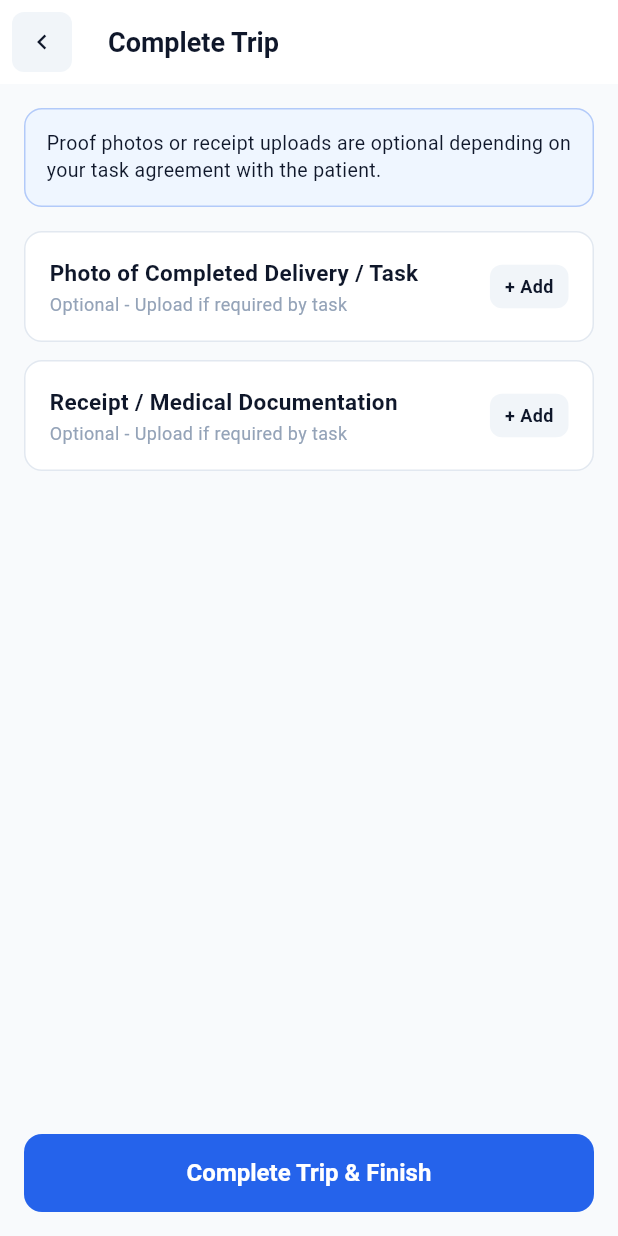
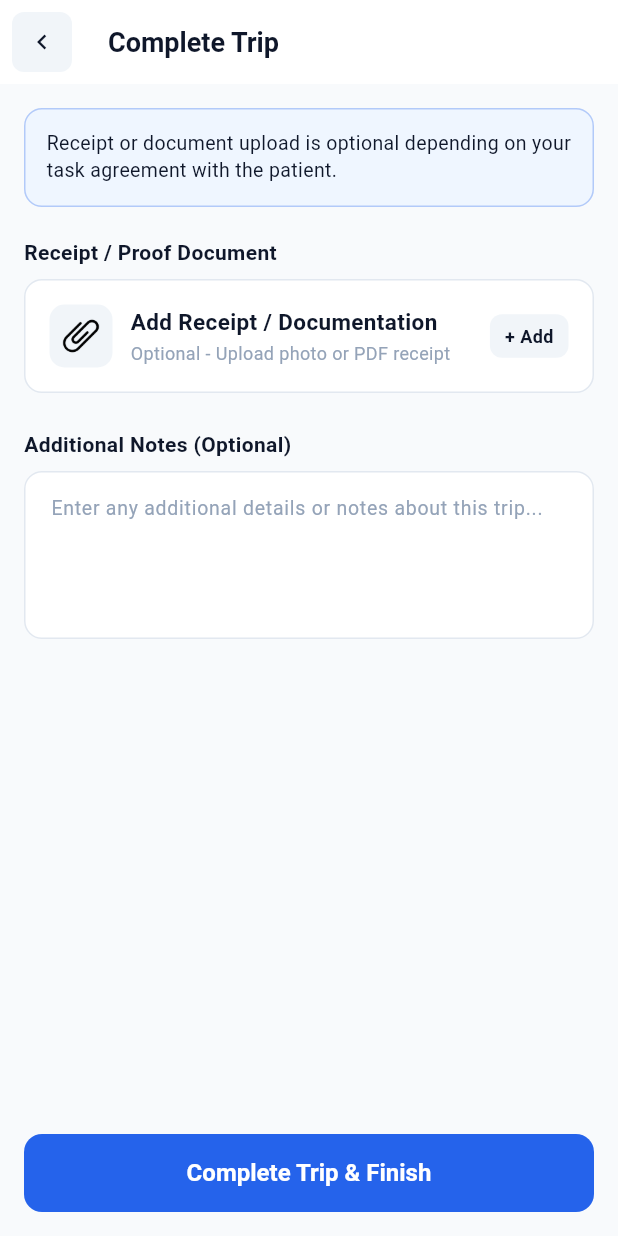
Before and after one commit to Dewnan/CareDrop, a Flutter app: the UploadProofScreen screen opened directly, on a phone screen of 412 x 824 dp. Run offline on Flutter 3.47's test engine with Material 3 defaults, Android fonts, the phone set to English and light mode, and no system bars; our stand-ins replace cached_network_image, cloud_firestore, file_picker, firebase_auth, firebase_core, flutter_cache_manager and 8 more; missing offline and left inert: map_launcher; accounts and stored records are empty.

Commit message:
feat: add document picker and optional notes input to task completion screen

```diff
--- a/lib/screens/helper/upload_proof_screen.dart
+++ b/lib/screens/helper/upload_proof_screen.dart
@@ -1,12 +1,13 @@
 import 'package:flutter/material.dart';
 import 'package:provider/provider.dart';
+import '../../components/document_picker.dart';
 import '../../models/task_model.dart';
 import '../../providers/app_state.dart';
 import '../../services/task_service.dart';
 import '../../theme/app_theme.dart';
 import 'task_complete_confirm_screen.dart';
 
-/// Renders trip completion screen allowing helpers to upload optional task photos/receipts or complete the trip directly.
+/// Renders trip completion screen allowing helpers to upload a receipt/documentation and add optional trip notes.
 class UploadProofScreen extends StatefulWidget {
   const UploadProofScreen({super.key});
 
@@ -15,9 +16,25 @@ class UploadProofScreen extends StatefulWidget {
 }
 
 class _UploadProofScreenState extends State<UploadProofScreen> {
-  bool _item1Done = false;
-  bool _item2Done = false;
+  PickedFileData? _attachedReceipt;
+  final TextEditingController _notesController = TextEditingController();
   bool _isSubmitting = false;
+
+  @override
+  void dispose() {
+    _notesController.dispose();
+    super.dispose();
+  }
+
+  /// Prompts user to pick a receipt image or document via shared document picker modal sheet.
+  Future<void> _handlePickReceipt() async {
+    final picked = await showDocumentPicker(context);
+    if (picked != null && mounted) {
+      setState(() {
+        _attachedReceipt = picked;
+      });
+    }
+  }
 
   /// Completes active task in Firestore and app state, then redirects to task completion confirmation screen.
   Future<void> _handleCompleteTrip() async {
@@ -49,6 +66,8 @@ class _UploadProofScreenState extends State<UploadProofScreen> {
 
   @override
   Widget build(BuildContext context) {
+    final hasAttachment = _attachedReceipt != null;
+
     return Scaffold(
       backgroundColor: CareDropTheme.backgroundColor,
       appBar: AppBar(
@@ -76,16 +95,24 @@ class _UploadProofScreenState extends State<UploadProofScreen> {
           padding: const EdgeInsets.all(16),
           child: Column(
             children: [
+              Expanded(
+                child: SingleChildScrollView(
+                  child: Column(
+                    crossAxisAlignment: CrossAxisAlignment.start,
+                    children: [
                       // Info Banner
                       Container(
+                        width: double.infinity,
                         padding: const EdgeInsets.all(14),
                         decoration: BoxDecoration(
                           color: const Color(0xFFEFF6FF),
                           borderRadius: BorderRadius.circular(12),
-                  border: Border.all(color: CareDropTheme.royalBlue.withValues(alpha: 0.3)),
+                          border: Border.all(
+                            color: CareDropTheme.royalBlue.withValues(alpha: 0.3),
+                          ),
                         ),
                         child: const Text(
-                  'Proof photos or receipt uploads are optional depending on your task agreement with the patient.',
+                          'Receipt or document upload is optional depending on your task agreement with the patient.',
                           style: TextStyle(
                             fontSize: 13,
                             color: CareDropTheme.textPrimary,
@@ -94,33 +121,88 @@ class _UploadProofScreenState extends State<UploadProofScreen> {
                         ),
                       ),
 
+                      const SizedBox(height: 20),
+
+                      // Single Upload Section: Add Receipt
+                      const Text(
+                        'Receipt / Proof Document',
+                        style: TextStyle(
+                          fontSize: 14,
+                          fontWeight: FontWeight.bold,
+                          color: CareDropTheme.textPrimary,
+                        ),
+                      ),
+                      const SizedBox(height: 8),
+
+                      _UploadCard(
+                        title: 'Add Receipt / Documentation',
+                        subtitle: hasAttachment
+                            ? _attachedReceipt!.name
+                            : 'Optional - Upload photo or PDF receipt',
+                        isDone: hasAttachment,
+                        onTap: _handlePickReceipt,
+                        onRemove: hasAttachment
+                            ? () {
+                                setState(() => _attachedReceipt = null);
+                              }
+                            : null,
+                      ),
+
+                      const SizedBox(height: 24),
+
+                      // Additional Notes Text Box
+                      const Text(
+                        'Additional Notes (Optional)',
+                        style: TextStyle(
+                          fontSize: 14,
+                          fontWeight: FontWeight.bold,
+                          color: CareDropTheme.textPrimary,
+                        ),
+                      ),
+                      const SizedBox(height: 8),
+
+                      TextField(
+                        controller: _notesController,
+                        maxLines: 4,
+                        style: const TextStyle(fontSize: 14),
+                        decoration: InputDecoration(
+                          hintText: 'Enter any additional details or notes about this trip...',
+                          hintStyle: const TextStyle(
+                            color: CareDropTheme.textMuted,
+                            fontSize: 13,
+                          ),
+                          filled: true,
+                          fillColor: Colors.white,
+                          contentPadding: const EdgeInsets.all(14),
+                          border: OutlineInputBorder(
+                            borderRadius: BorderRadius.circular(12),
+                            borderSide: const BorderSide(
+                              color: CareDropTheme.cardBorderColor,
+                            ),
+                          ),
+                          enabledBorder: OutlineInputBorder(
+                            borderRadius: BorderRadius.circular(12),
+                            borderSide: const BorderSide(
+                              color: CareDropTheme.cardBorderColor,
+                            ),
+                          ),
+                          focusedBorder: OutlineInputBorder(
+                            borderRadius: BorderRadius.circular(12),
+                            borderSide: const BorderSide(
+                              color: CareDropTheme.royalBlue,
+                              width: 1.5,
+                            ),
+                          ),
+                        ),
+                      ),
+                    ],
+                  ),
+                ),
+              ),
+
               const SizedBox(height: 16),
 
-              // Upload Item 1: Photo of Completed Task (Optional)
-              _UploadCard(
-                title: 'Photo of Completed Delivery / Task',
-                subtitle: 'Optional - Upload if required by task',
-                isDone: _item1Done,
-                onTap: () {
-                  setState(() => _item1Done = !_item1Done);
-                },
-              ),
-
-              const SizedBox(height: 12),
-
-              // Upload Item 2: Receipt / Documentation (Optional)
-              _UploadCard(
-                title: 'Receipt / Medical Documentation',
-                subtitle: 'Optional - Upload if required by task',
-                isDone: _item2Done,
-                onTap: () {
-                  setState(() => _item2Done = !_item2Done);
-                },
-              ),
-
-              const Spacer(),
-
-              // Complete Trip & Finish Button
+              // Complete Trip & Finish Action Button with Debounce
               SizedBox(
                 width: double.infinity,
                 height: 52,
@@ -131,8 +213,17 @@ class _UploadProofScreenState extends State<UploadProofScreen> {
                       borderRadius: BorderRadius.circular(12),
                     ),
                   ),
-                  onPressed: _handleCompleteTrip,
-                  child: const Text(
+                  onPressed: _isSubmitting ? null : _handleCompleteTrip,
+                  child: _isSubmitting
+                      ? const SizedBox(
+                          height: 20,
+                          width: 20,
+                          child: CircularProgressIndicator(
+                            strokeWidth: 2.5,
+                            valueColor: AlwaysStoppedAnimation<Color>(Colors.white),
+                          ),
+                        )
+                      : const Text(
                           'Complete Trip & Finish',
                           style: TextStyle(
                             fontSize: 16,
@@ -150,17 +241,20 @@ class _UploadProofScreenState extends State<UploadProofScreen> {
   }
 }
 
+/// Renders a single upload card with attachment state, custom image icon, and action button.
 class _UploadCard extends StatelessWidget {
   final String title;
   final String subtitle;
   final bool isDone;
   final VoidCallback onTap;
+  final VoidCallback? onRemove;
 
   const _UploadCard({
     required this.title,
     required this.subtitle,
     required this.isDone,
     required this.onTap,
+    this.onRemove,
   });
 
   @override
@@ -180,6 +274,25 @@ class _UploadCard extends StatelessWidget {
         ),
         child: Row(
           children: [
+            Container(
+              width: 42,
+              height: 42,
+              padding: const EdgeInsets.all(8),
+              margin: const EdgeInsets.only(right: 12),
+              decoration: BoxDecoration(
+                color: isDone ? const Color(0xFFDCFCE7) : const Color(0xFFF1F5F9),
+                borderRadius: BorderRadius.circular(10),
+              ),
+              child: Image.asset(
+                'assets/images/attachment_icon.png',
+                fit: BoxFit.contain,
+                errorBuilder: (ctx, err, stack) => Icon(
+                  Icons.receipt_long,
+                  color: isDone ? CareDropTheme.royalBlue : CareDropTheme.textMuted,
+                  size: 24,
+                ),
+              ),
+            ),
             Expanded(
               child: Column(
                 crossAxisAlignment: CrossAxisAlignment.start,
@@ -195,14 +308,25 @@ class _UploadCard extends StatelessWidget {
                   const SizedBox(height: 2),
                   Text(
                     subtitle,
-                    style: const TextStyle(
+                    maxLines: 1,
+                    overflow: TextOverflow.ellipsis,
+                    style: TextStyle(
                       fontSize: 12,
-                      color: CareDropTheme.textMuted,
+                      color: isDone ? CareDropTheme.royalBlue : CareDropTheme.textMuted,
+                      fontWeight: isDone ? FontWeight.w500 : FontWeight.normal,
                     ),
                   ),
                 ],
               ),
             ),
+            const SizedBox(width: 8),
+            if (isDone && onRemove != null)
+              IconButton(
+                icon: const Icon(Icons.close, size: 20, color: Colors.red),
+                onPressed: onRemove,
+                tooltip: 'Remove receipt',
+              )
+            else
               Container(
                 padding: const EdgeInsets.symmetric(horizontal: 10, vertical: 6),
                 decoration: BoxDecoration(
```
Also changed, not shown: assets/images/attachment_icon.png (added). Lines whose indentation alone changed are shown as unchanged.
